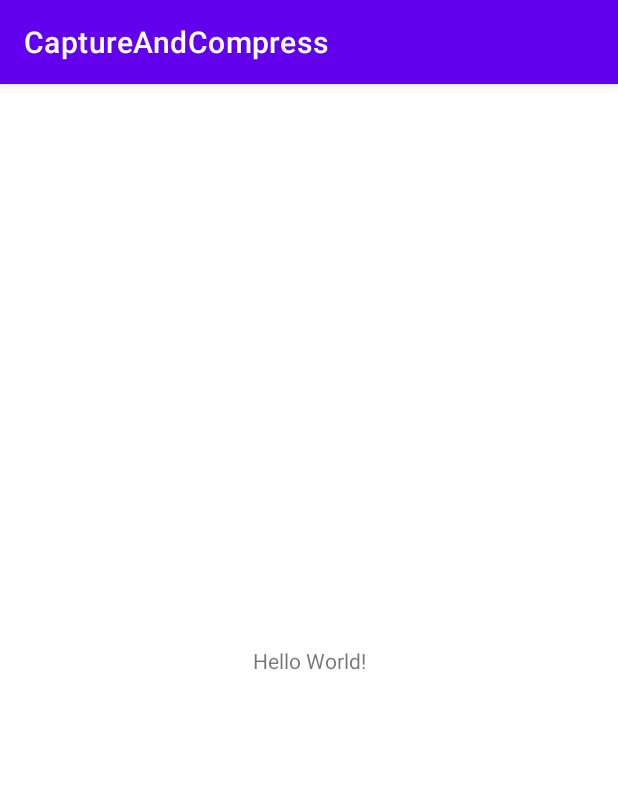
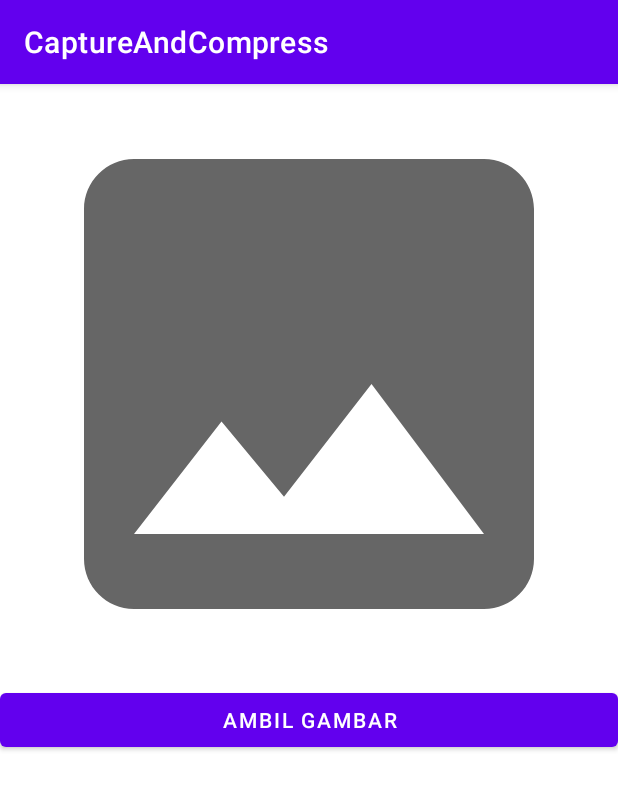
Before and after one commit to abdulfh/CaptureCompress, an Android app: the screen it shows after launch (MainActivity), on a phone screen of 412 x 824 dp. Shown: the top 790 px of the screen. Run offline under Robolectric (Android 15) with nearby library versions, the phone set to English and light mode, and no system bars.

Commit message:
Change layout & add drawable

```diff
--- /dev/null
+++ b/app/src/main/res/drawable/ic_baseline_image_24.xml
@@ -0,0 +1,5 @@
+<vector android:height="50dp" android:tint="?attr/colorControlNormal"
+    android:viewportHeight="24" android:viewportWidth="24"
+    android:width="50dp" xmlns:android="http://schemas.android.com/apk/res/android">
+    <path android:fillColor="@android:color/white" android:pathData="M21,19V5c0,-1.1 -0.9,-2 -2,-2H5c-1.1,0 -2,0.9 -2,2v14c0,1.1 0.9,2 2,2h14c1.1,0 2,-0.9 2,-2zM8.5,13.5l2.5,3.01L14.5,12l4.5,6H5l3.5,-4.5z"/>
+</vector>
--- a/app/src/main/res/layout/activity_main.xml
+++ b/app/src/main/res/layout/activity_main.xml
@@ -1,18 +1,23 @@
 <?xml version="1.0" encoding="utf-8"?>
-<androidx.constraintlayout.widget.ConstraintLayout xmlns:android="http://schemas.android.com/apk/res/android"
+<LinearLayout xmlns:android="http://schemas.android.com/apk/res/android"
     xmlns:app="http://schemas.android.com/apk/res-auto"
     xmlns:tools="http://schemas.android.com/tools"
     android:layout_width="match_parent"
     android:layout_height="match_parent"
+    android:orientation="vertical"
+    android:gravity="center_horizontal"
     tools:context=".MainActivity">
 
-    <TextView
-        android:layout_width="wrap_content"
-        android:layout_height="wrap_content"
-        android:text="Hello World!"
-        app:layout_constraintBottom_toBottomOf="parent"
-        app:layout_constraintLeft_toLeftOf="parent"
-        app:layout_constraintRight_toRightOf="parent"
-        app:layout_constraintTop_toTopOf="parent" />
-
-</androidx.constraintlayout.widget.ConstraintLayout>
+    <ImageView
+        android:id="@+id/imageView"
+        android:src="@drawable/ic_baseline_image_24"
+        android:layout_width="400dp"
+        android:layout_height="400dp"
+        android:scaleType="centerCrop"
+        />
+    <Button
+        android:id="@+id/captureBtn"
+        android:layout_width="match_parent"
+        android:text="Ambil Gambar"
+        android:layout_height="wrap_content" />
+</LinearLayout>
```
